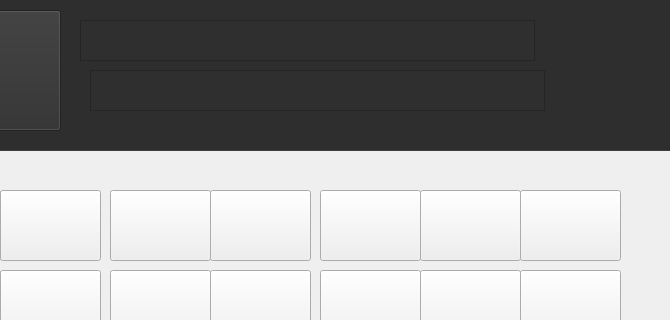
The window that ZombieVSPlants/plants.ui (parnianghaisari/Plants-vs.-Zombies-Game) describes before a commit, drawn with Qt 5; both pictures show x 770 to 1440 and y 0 to 320 of the 1440 by 742 pixel window.
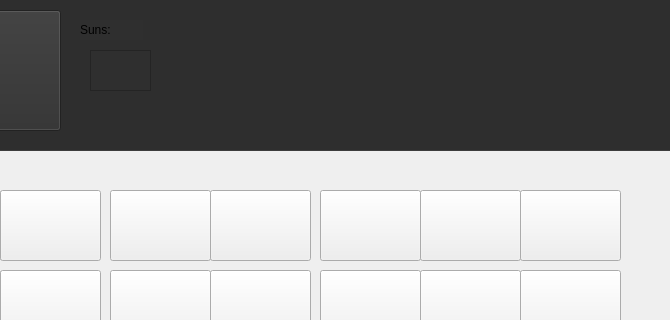
The same window after the commit.

```diff
--- a/ZombieVSPlants/plants.ui
+++ b/ZombieVSPlants/plants.ui
@@ -125,21 +125,28 @@
      <property name="geometry">
       <rect>
        <x>870</x>
-       <y>100</y>
-       <width>455</width>
+       <y>80</y>
+       <width>61</width>
        <height>41</height>
       </rect>
      </property>
     </widget>
-    <widget class="QTextEdit" name="textEdit">
+    <widget class="QLabel" name="label_2">
      <property name="geometry">
       <rect>
        <x>860</x>
        <y>50</y>
-       <width>455</width>
-       <height>41</height>
+       <width>63</width>
+       <height>20</height>
       </rect>
      </property>
+     <property name="styleSheet">
+      <string notr="true">color: rgb(0, 0, 0);
+font: 700 9pt &quot;Segoe UI&quot;;</string>
+     </property>
+     <property name="text">
+      <string>Suns:</string>
+     </property>
     </widget>
    </widget>
    <widget class="QPushButton" name="pushButton_13">
```
Left out of the diff: 2 changed lines with no effect on the pictures.
